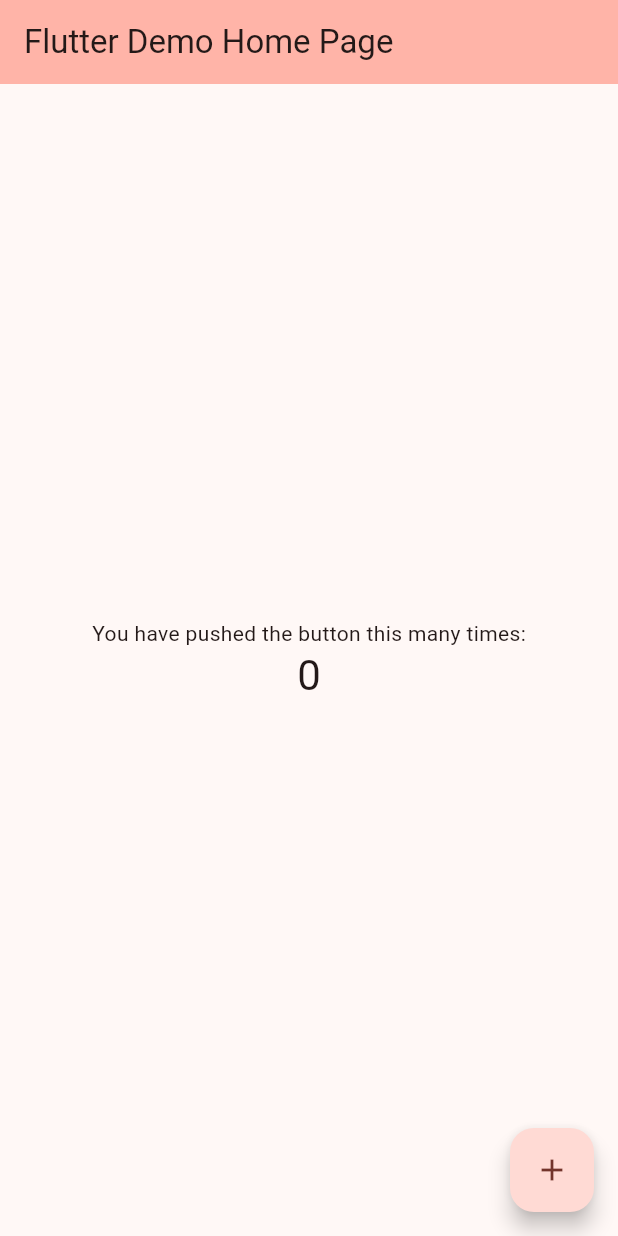
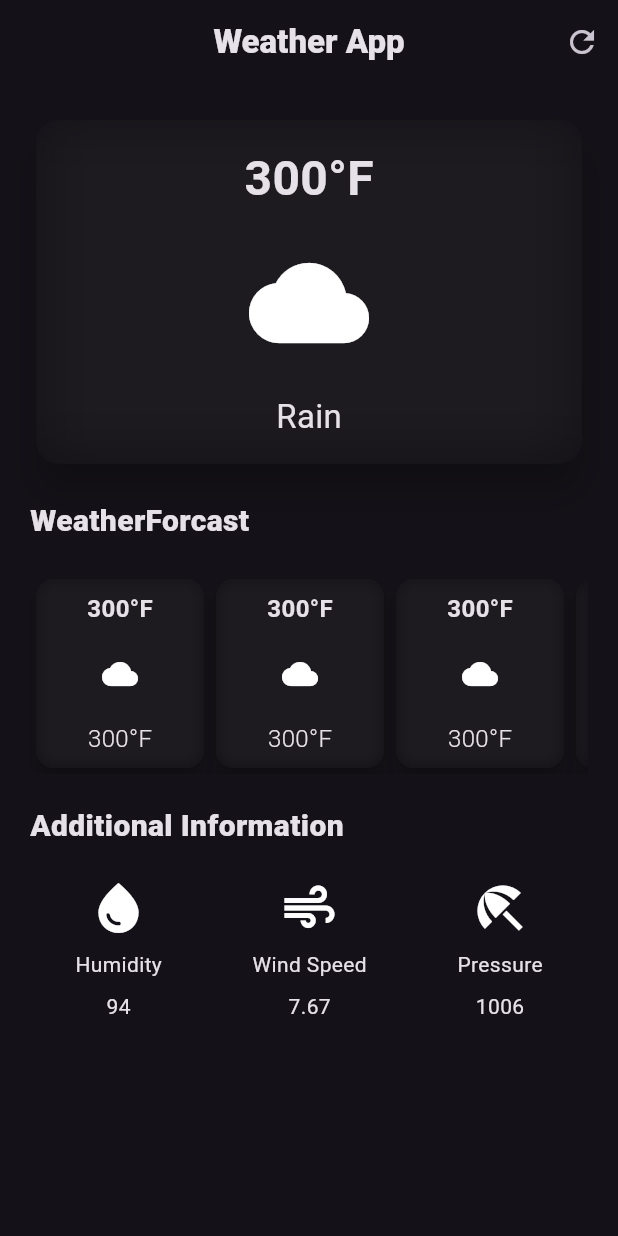
Before and after one commit to Asmitumrao/dayLight, a Flutter app: the screen it shows after launch, on a phone screen of 412 x 824 dp. Run offline on Flutter 3.47's test engine with Material 3 defaults, Android fonts, the light colour scheme and no system bars.

Commit message:
UI created

```diff
--- /dev/null
+++ b/lib/WeatherAppMaterialpage.dart
@@ -0,0 +1,109 @@
+import 'dart:ui';
+
+import 'package:day_light/additional_components.dart';
+import 'package:day_light/hourly_weather_forcast.dart';
+import 'package:day_light/main_card.dart';
+import 'package:flutter/cupertino.dart';
+import 'package:flutter/material.dart';
+import 'package:flutter/painting.dart';
+import 'package:flutter/rendering.dart';
+import 'package:flutter/widgets.dart';
+
+class WeatherScreen extends StatelessWidget {
+  const WeatherScreen({super.key});
+
+  @override
+  Widget build(BuildContext context) {
+
+    return Scaffold(
+      // app bar
+      appBar: AppBar(
+        primary: true,
+        title: const Text(
+          " Weather App ",
+          style: TextStyle(
+            fontWeight: FontWeight.w900,
+          ),
+        ),
+        centerTitle: true,
+        actions: [
+          // InkWell(
+          //   onTap:(){
+          //     print("refresh");
+          //     },
+          //   child: const Icon(Icons.refresh),
+          //   ),
+          IconButton(
+            onPressed: () {
+              print("refresh");
+            },
+            icon: const Icon(Icons.refresh),
+          )
+        ],
+      ),
+      body: const Padding(
+        padding:EdgeInsets.all(20.0),
+        child: Column(
+          crossAxisAlignment: CrossAxisAlignment.start,
+          children: [
+            // main card
+            MainCard(),
+            SizedBox(height: 20),
+            // forcast card
+            Text(
+              "WeatherForcast",
+              style: TextStyle(
+                fontSize: 20,
+                fontWeight: FontWeight.w800,
+                ),
+            ),
+
+            SizedBox(height: 20),
+
+            SingleChildScrollView(
+              scrollDirection :Axis.horizontal,
+
+              child: Row(
+                children: [
+                HourlyForcastItem(),
+                HourlyForcastItem(),
+                HourlyForcastItem(),
+                HourlyForcastItem(),
+                HourlyForcastItem(),
+
+
+                ],
+              ),
+            ),
+
+           SizedBox(height: 20,),
+
+
+          Text(
+              "Additional Information",
+              style: TextStyle(
+                fontSize: 20,
+                fontWeight: FontWeight.w800,
+                ),
+            ),
+
+            SizedBox(height: 20,),
+
+           Row(
+              mainAxisAlignment: MainAxisAlignment.spaceAround,
+              children: [
+                Humidity(),
+                WindSpeed(),
+                Pressure(),
+
+                      ],
+            ),
+
+          ],
+        ),
+      ),
+    );
+
+
+  }
+}
--- /dev/null
+++ b/lib/additional_components.dart
@@ -0,0 +1,64 @@
+
+import 'package:flutter/material.dart';
+
+
+
+class Humidity extends StatelessWidget {
+  const Humidity({
+    super.key,
+  });
+
+  @override
+  Widget build(BuildContext context) {
+    return const  Column(
+      children: [
+        Icon(Icons.water_drop, size: 40,),
+        SizedBox(height: 8,),
+        Text("Humidity"),
+        SizedBox(height: 8,),
+        Text("94"),
+
+      ],
+    );
+  }
+}
+
+class WindSpeed extends StatelessWidget {
+  const WindSpeed({
+    super.key,
+  });
+
+  @override
+  Widget build(BuildContext context) {
+    return const Column(
+      children: [
+        Icon(Icons.air, size: 40,),
+        SizedBox(height: 8,),
+        Text("Wind Speed"),
+        SizedBox(height: 8,),
+        Text("7.67"),
+
+      ],
+    );
+  }
+}
+
+class Pressure extends StatelessWidget {
+  const Pressure({
+    super.key,
+  });
+
+  @override
+  Widget build(BuildContext context) {
+    return const Column(
+      children: [
+        Icon(Icons.beach_access, size: 40,),
+        SizedBox(height: 8,),
+        Text("Pressure"),
+        SizedBox(height: 8,),
+        Text("1006"),
+
+      ],
+    );
+  }
+}
--- /dev/null
+++ b/lib/hourly_weather_forcast.dart
@@ -0,0 +1,47 @@
+import 'dart:ui';
+
+import 'package:flutter/material.dart';
+class HourlyForcastItem extends StatelessWidget {
+  const HourlyForcastItem({super.key});
+
+  @override
+  Widget build(BuildContext context) {
+    return SizedBox(
+                  width: 120,
+                  child:Card(
+                    elevation: 6,
+                    child: ClipRRect(
+                       borderRadius:BorderRadius.circular(12,),
+                      child: BackdropFilter(
+                        filter: ImageFilter.blur(sigmaX: 5,sigmaY: 5),
+                        child: const Padding(
+                          padding: EdgeInsets.all(8.0),
+                          child: Column(
+                            children: [
+                              Text(
+                                "300°F",
+                                style: TextStyle(
+                                  fontWeight:FontWeight.w600,
+                                  fontSize: 16,
+                                ),
+                              ),
+                              SizedBox(height: 20),
+                              Icon(Icons.cloud),
+                              SizedBox(height: 20),
+                              Text(
+                                "300°F",
+                                style: TextStyle(
+                                  fontWeight:FontWeight.w300,
+                                  fontSize: 16,
+                                ),
+                              ),
+
+                            ],),
+                        ),
+                      ),
+                    ),
+                  ),
+                );
+
+  }
+}
--- a/lib/main.dart
+++ b/lib/main.dart
@@ -1,3 +1,4 @@
+import 'package:day_light/WeatherAppMaterialpage.dart';
 import 'package:flutter/material.dart';
 
 void main() {
@@ -7,119 +8,13 @@
 class MyApp extends StatelessWidget {
   const MyApp({super.key});
 
-  // This widget is the root of your application.
   @override
   Widget build(BuildContext context) {
     return  MaterialApp(
-      title: 'Flutter Demo',
-      theme: ThemeData(
-        // This is the theme of your application.
-        //
-        // TRY THIS: Try running your application with "flutter run". You'll see
-        // the application has a purple toolbar. Then, without quitting the app,
-        // try changing the seedColor in the colorScheme below to Colors.green
-        // and then invoke "hot reload" (save your changes or press the "hot
-        // reload" button in a Flutter-supported IDE, or press "r" if you used
-        // the command line to start the app).
-        //
-        // Notice that the counter didn't reset back to zero; the application
-        // state is not lost during the reload. To reset the state, use hot
-        // restart instead.
-        //
-        // This works for code too, not just values: Most code changes can be
-        // tested with just a hot reload.
-        colorScheme: ColorScheme.fromSeed(seedColor: Color.fromARGB(255, 241, 4, 4)),
-        useMaterial3: true,
-      ),
-      home: const MyHomePage(title: 'Flutter Demo Home Page'),
+      theme: ThemeData.dark(useMaterial3: true),
+      title: 'Wether App',
+      debugShowCheckedModeBanner: false,
+      home:const  WeatherScreen(),
     );
   }
 }
-
-class MyHomePage extends StatefulWidget {
-  const MyHomePage({super.key, required this.title});
-
-  // This widget is the home page of your application. It is stateful, meaning
-  // that it has a State object (defined below) that contains fields that affect
-  // how it looks.
-
-  // This class is the configuration for the state. It holds the values (in this
-  // case the title) provided by the parent (in this case the App widget) and
-  // used by the build method of the State. Fields in a Widget subclass are
-  // always marked "final".
-
-  final String title;
-
-  @override
-  State<MyHomePage> createState() => _MyHomePageState();
-}
-
-class _MyHomePageState extends State<MyHomePage> {
-  int _counter = 0;
-
-  void _incrementCounter() {
-    setState(() {
-      // This call to setState tells the Flutter framework that something has
-      // changed in this State, which causes it to rerun the build method below
-      // so that the display can reflect the updated values. If we changed
-      // _counter without calling setState(), then the build method would not be
-      // called again, and so nothing would appear to happen.
-      _counter++;
-    });
-  }
-
-  @override
-  Widget build(BuildContext context) {
-    // This method is rerun every time setState is called, for instance as done
-    // by the _incrementCounter method above.
-    //
-    // The Flutter framework has been optimized to make rerunning build methods
-    // fast, so that you can just rebuild anything that needs updating rather
-    // than having to individually change instances of widgets.
-    return Scaffold(
-      appBar: AppBar(
-        // TRY THIS: Try changing the color here to a specific color (to
-        // Colors.amber, perhaps?) and trigger a hot reload to see the AppBar
-        // change color while the other colors stay the same.
-        backgroundColor: Theme.of(context).colorScheme.inversePrimary,
-        // Here we take the value from the MyHomePage object that was created by
-        // the App.build method, and use it to set our appbar title.
-        title: Text(widget.title),
-      ),
-      body: Center(
-        // Center is a layout widget. It takes a single child and positions it
-        // in the middle of the parent.
-        child: Column(
-          // Column is also a layout widget. It takes a list of children and
-          // arranges them vertically. By default, it sizes itself to fit its
-          // children horizontally, and tries to be as tall as its parent.
-          //
-          // Column has various properties to control how it sizes itself and
-          // how it positions its children. Here we use mainAxisAlignment to
-          // center the children vertically; the main axis here is the vertical
-          // axis because Columns are vertical (the cross axis would be
-          // horizontal).
-          //
-          // TRY THIS: Invoke "debug painting" (choose the "Toggle Debug Paint"
-          // action in the IDE, or press "p" in the console), to see the
-          // wireframe for each widget.
-          mainAxisAlignment: MainAxisAlignment.center,
-          children: <Widget>[
-            const Text(
-              'You have pushed the button this many times:',
-            ),
-            Text(
-              '$_counter',
-              style: Theme.of(context).textTheme.headlineMedium,
-            ),
-          ],
-        ),
-      ),
-      floatingActionButton: FloatingActionButton(
-        onPressed: _incrementCounter,
-        tooltip: 'Increment',
-        child: const Icon(Icons.add),
-      ), // This trailing comma makes auto-formatting nicer for build methods.
-    );
-  }
-}
--- /dev/null
+++ b/lib/main_card.dart
@@ -0,0 +1,61 @@
+import 'dart:ui';
+
+import 'package:flutter/material.dart';
+
+class MainCard extends StatelessWidget {
+  const MainCard({
+    super.key,
+  });
+
+  @override
+  Widget build(BuildContext context) {
+    return SizedBox(
+
+      width: double.infinity,
+      child: Card(
+        elevation: 10,
+        shape: RoundedRectangleBorder(borderRadius: BorderRadius.circular(20,)),
+
+        child:  ClipRRect(
+          borderRadius:BorderRadius.circular(15,),
+          child: BackdropFilter(
+            filter: ImageFilter.blur(sigmaX: 20,sigmaY: 20),
+            child: const  Padding(
+              padding:EdgeInsets.all(16.0),
+              child: Column(
+                children: [
+
+                  Text(
+                    '300°F',
+                    style: TextStyle(
+                      fontSize: 32,
+                      fontWeight: FontWeight.bold,
+                    ),
+                  ),
+                  SizedBox(
+                    height: 20,
+                  ),
+                  Icon(
+                    Icons.cloud,
+                    size: 80,
+                  ),
+                  SizedBox(
+                    height: 20,
+                  ),
+                  Text(
+                    "Rain",
+                    style: TextStyle(
+                      fontSize: 22,
+                    ),
+                  ),
+
+                ],
+              ),
+            ),
+          ),
+        ),
+
+      ),
+    );
+  }
+}
```
